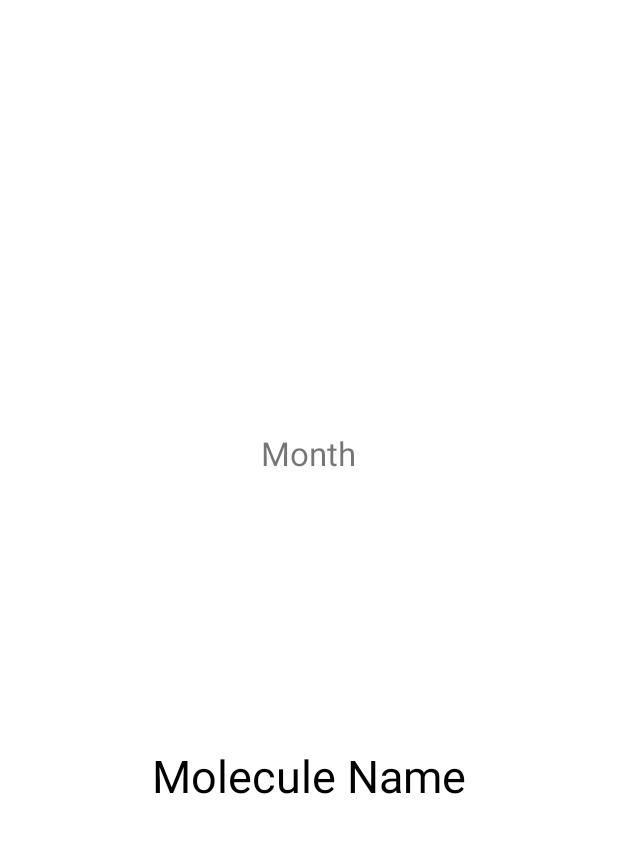
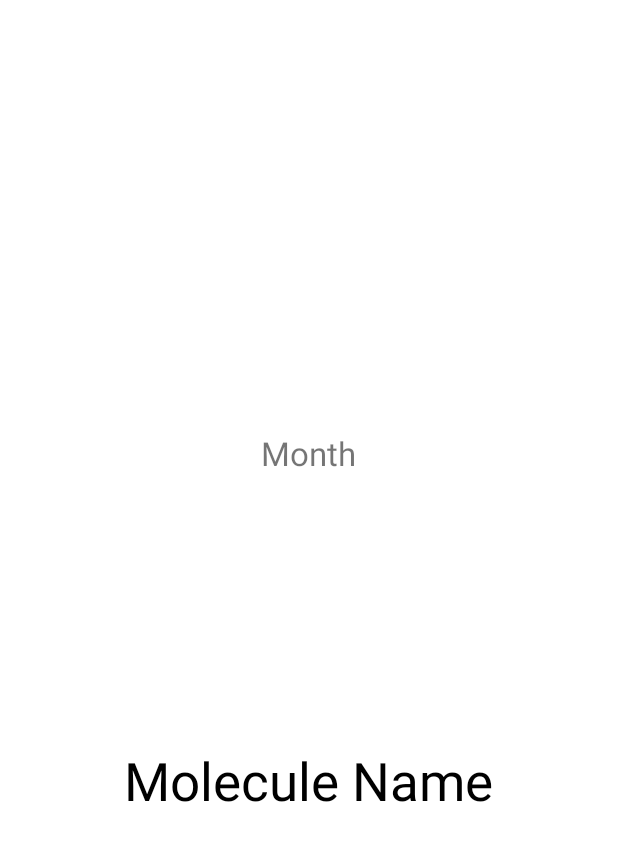
Before and after one commit to tlam89/ArganicMolecule, an Android app: the layout activity_item_data.xml on its own in the app's theme, with its tools: preview values and no code run, on a phone screen of 412 x 824 dp. Shown: the top 841 px of the screen. Run offline under Robolectric (Android 15) with nearby library versions, the phone set to English and light mode, and no system bars.

Commit message:
Amy's commit

```diff
--- a/app/src/main/res/layout/activity_item_data.xml
+++ b/app/src/main/res/layout/activity_item_data.xml
@@ -18,7 +18,7 @@
         android:layout_width="wrap_content"
         android:text="Molecule Name"
         android:layout_below="@id/picture"
-        android:textSize="30dp"
+        android:textSize="35dp"
         android:textColor="@color/black"
         android:padding="10dp"
         android:layout_centerHorizontal="true"
```
